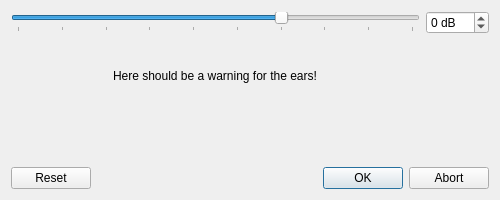
First picture: the form in src/mumble/UserLocalVolume.ui, repository mumble-voip/mumble, before the edit.
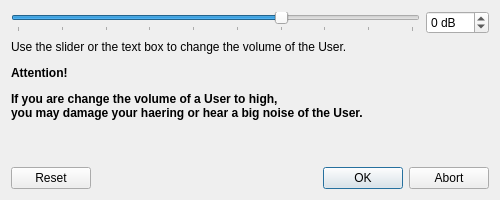
Second picture: the form after the edit.

Commit message: Add a warning text and some other changes

```diff
--- a/src/mumble/UserLocalVolume.ui
+++ b/src/mumble/UserLocalVolume.ui
@@ -11,13 +11,6 @@
    </rect>
   </property>
   <layout class="QGridLayout">
-   <item row="1" column="0" alignment="Qt::AlignHCenter|Qt::AlignVCenter">
-    <widget class="QLabel" name="qlUserLocalVolume_2">
-     <property name="text">
-      <string>Here should be a warning for the ears!</string>
-     </property>
-    </widget>
-   </item>
    <item row="0" column="0">
     <widget class="QSlider" name="qsUserLocalVolume">
      <property name="toolTip">
@@ -75,6 +68,19 @@
      </property>
     </widget>
    </item>
+   <item row="1" column="0" colspan="2">
+    <widget class="QLabel" name="qlUserLocalVolume_2">
+     <property name="text">
+      <string>&lt;html&gt;&lt;head/&gt;&lt;body&gt;&lt;p&gt;Use the slider or the text box to change the volume of the User.&lt;/p&gt;&lt;p&gt;&lt;span style=&quot; font-weight:600;&quot;&gt;Attention!&lt;/span&gt;&lt;/p&gt;&lt;p&gt;&lt;span style=&quot; font-weight:600;&quot;&gt;If you are change the volume of a User to high, &lt;br/&gt;you may damage your haering or hear a big noise of the User.&lt;/span&gt;&lt;/p&gt;&lt;/body&gt;&lt;/html&gt;</string>
+     </property>
+     <property name="scaledContents">
+      <bool>true</bool>
+     </property>
+     <property name="wordWrap">
+      <bool>true</bool>
+     </property>
+    </widget>
+   </item>
   </layout>
  </widget>
  <resources/>
```
The commit also changes 1 other file.
